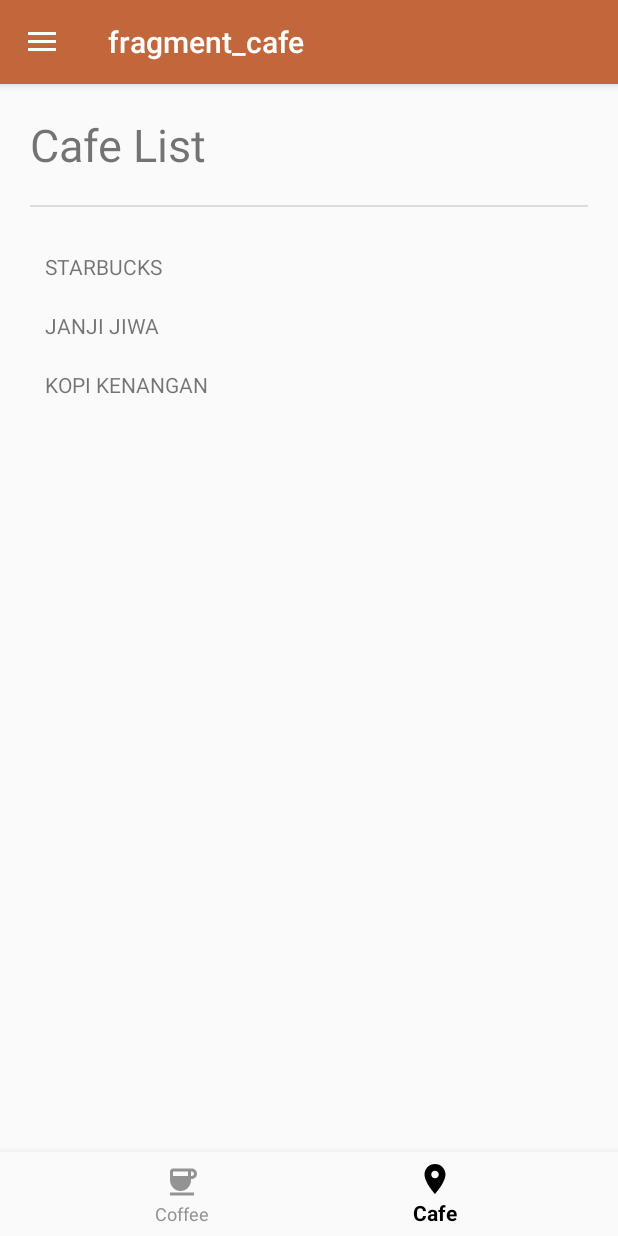
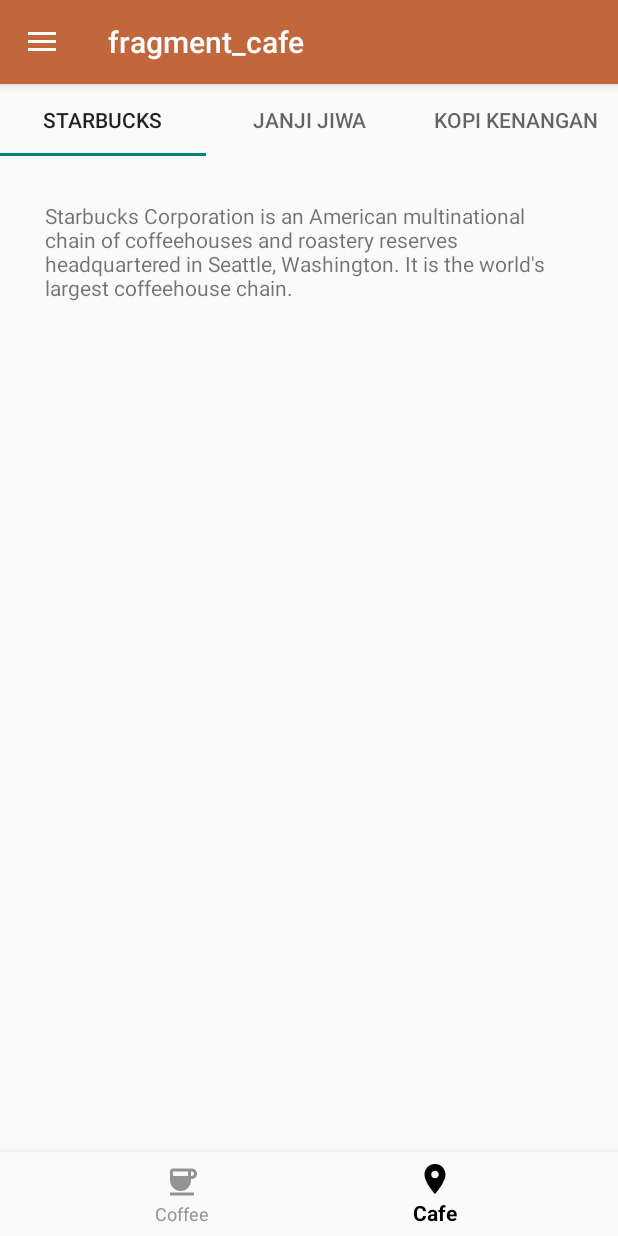
Before and after one commit to vinsenprv/LAB_WEEK_04, an Android app: the screen it shows after launch (MainActivity), item 2 of the bottom bar chosen, on a phone screen of 412 x 824 dp. Run offline under Robolectric (Android 15) with nearby library versions, the phone set to English and light mode, and no system bars; our stand-ins replace navigation-ui.

Commit message:
part 3 & assignment done

```diff
--- a/app/build.gradle.kts
+++ b/app/build.gradle.kts
@@ -48,4 +48,5 @@ dependencies {
     implementation(libs.androidx.navigation.fragment.ktx)
     implementation(libs.androidx.navigation.ui.ktx)
     implementation(libs.androidx.viewpager2)
+    implementation(libs.androidx.viewpager2.v100)
 }
--- a/app/src/main/AndroidManifest.xml
+++ b/app/src/main/AndroidManifest.xml
@@ -18,6 +18,7 @@
             android:theme="@style/Theme.NavigationDrawer.NoActionBar">
             <intent-filter>
                 <action android:name="android.intent.action.MAIN" />
+
                 <category android:name="android.intent.category.LAUNCHER" />
             </intent-filter>
         </activity>
--- /dev/null
+++ b/app/src/main/java/com/example/lab_week_04/CafeAdapter.kt
@@ -0,0 +1,33 @@
+package com.example.lab_week_04
+
+import android.content.ContentProvider
+import android.content.Context
+import androidx.core.content.ContentProviderCompat.requireContext
+import androidx.fragment.app.Fragment
+import androidx.fragment.app.FragmentManager
+import androidx.lifecycle.Lifecycle
+import androidx.viewpager2.adapter.FragmentStateAdapter
+import kotlinx.coroutines.withContext
+
+val TABS_FIXED = listOf(
+    R.string.starbucks_title,
+    R.string.janjijiwa_title,
+    R.string.kopikenangan_title,
+)
+
+val TABS_CONTENT_FIXED = listOf(
+    R.string.starbucks_desc,
+    R.string.janjijiwa_desc,
+    R.string.kopikenangan_desc,
+)
+
+class CafeAdapter(private val context: Context, fragmentManager: FragmentManager, lifecycle: Lifecycle) : FragmentStateAdapter(fragmentManager, lifecycle) {
+
+    override fun getItemCount(): Int {
+        return TABS_FIXED.size
+    }
+    override fun createFragment(position: Int): Fragment
+    {
+        return CafeDetailFragment.newInstance(context.getString(TABS_CONTENT_FIXED[position]))
+    }
+}
--- /dev/null
+++ b/app/src/main/java/com/example/lab_week_04/CafeDetailFragment.kt
@@ -0,0 +1,49 @@
+package com.example.lab_week_04
+
+import android.os.Bundle
+import androidx.fragment.app.Fragment
+import android.view.LayoutInflater
+import android.view.View
+import android.view.ViewGroup
+import android.widget.TextView
+
+// TODO: Rename parameter arguments, choose names that match
+// the fragment initialization parameters, e.g. ARG_ITEM_NUMBER
+private const val ARG_PARAM1 = "param1"
+private const val ARG_PARAM2 = "param2"
+private const val TAB_CONTENT = "TAB_CONTENT"
+
+/**
+ * A simple [Fragment] subclass.
+ * Use the [CafeDetailFragment.newInstance] factory method to
+ * create an instance of this fragment.
+ */
+class CafeDetailFragment : Fragment() {
+    private var content: String? = null
+    override fun onCreate(savedInstanceState: Bundle?) {
+        super.onCreate(savedInstanceState)
+        arguments?.let {
+            content = it.getString(TAB_CONTENT)
+        }
+    }
+    override fun onCreateView(
+        inflater: LayoutInflater, container: ViewGroup?,
+        savedInstanceState: Bundle?
+    ): View? {
+// Inflate the layout for this fragment
+        return inflater.inflate(R.layout.fragment_cafe_detail, container, false)
+    }
+    override fun onViewCreated(view: View, savedInstanceState: Bundle?) {
+        super.onViewCreated(view, savedInstanceState)
+        view.findViewById<TextView>(R.id.content_description)
+            ?.text = content
+    }
+    companion object {
+        fun newInstance(content: String) =
+            CafeDetailFragment().apply {
+                arguments = Bundle().apply {
+                    putString(TAB_CONTENT, content)
+                }
+            }
+    }
+}
--- a/app/src/main/java/com/example/lab_week_04/CafeFragment.kt
+++ b/app/src/main/java/com/example/lab_week_04/CafeFragment.kt
@@ -5,28 +5,14 @@ import androidx.fragment.app.Fragment
 import android.view.LayoutInflater
 import android.view.View
 import android.view.ViewGroup
+import androidx.viewpager2.widget.ViewPager2
+import com.google.android.material.tabs.TabLayout
+import com.google.android.material.tabs.TabLayoutMediator
 
-// TODO: Rename parameter arguments, choose names that match
-// the fragment initialization parameters, e.g. ARG_ITEM_NUMBER
-private const val ARG_PARAM1 = "param1"
-private const val ARG_PARAM2 = "param2"
-
-/**
- * A simple [Fragment] subclass.
- * Use the [CafeFragment.newInstance] factory method to
- * create an instance of this fragment.
- */
 class CafeFragment : Fragment() {
-    // TODO: Rename and change types of parameters
-    private var param1: String? = null
-    private var param2: String? = null
 
     override fun onCreate(savedInstanceState: Bundle?) {
         super.onCreate(savedInstanceState)
-        arguments?.let {
-            param1 = it.getString(ARG_PARAM1)
-            param2 = it.getString(ARG_PARAM2)
-        }
     }
 
     override fun onCreateView(
@@ -37,23 +23,14 @@ class CafeFragment : Fragment() {
         return inflater.inflate(R.layout.fragment_cafe, container, false)
     }
 
-    companion object {
-        /**
-         * Use this factory method to create a new instance of
-         * this fragment using the provided parameters.
-         *
-         * @param param1 Parameter 1.
-         * @param param2 Parameter 2.
-         * @return A new instance of fragment CafeFragment.
-         */
-        // TODO: Rename and change types and number of parameters
-        @JvmStatic
-        fun newInstance(param1: String, param2: String) =
-            CafeFragment().apply {
-                arguments = Bundle().apply {
-                    putString(ARG_PARAM1, param1)
-                    putString(ARG_PARAM2, param2)
-                }
-            }
+    override fun onViewCreated(view: View, savedInstanceState: Bundle?) {
+        super.onViewCreated(view, savedInstanceState)
+        val viewPager = view.findViewById<ViewPager2>(R.id.view_pager)
+        val tabLayout = view.findViewById<TabLayout>(R.id.tab_layout)
+        val adapter = CafeAdapter(requireContext(), childFragmentManager, lifecycle)
+        viewPager.adapter = adapter
+        TabLayoutMediator(tabLayout, viewPager) { tab, position ->
+            tab.text = resources.getString(TABS_FIXED[position])
+        }.attach()
     }
 }
--- a/app/src/main/res/layout/fragment_cafe.xml
+++ b/app/src/main/res/layout/fragment_cafe.xml
@@ -1,41 +1,19 @@
 <?xml version="1.0" encoding="utf-8"?>
-<ScrollView xmlns:android="http://schemas.android.com/apk/res/android"
-    xmlns:tools="http://schemas.android.com/tools"
+<androidx.constraintlayout.widget.ConstraintLayout
+    xmlns:android="http://schemas.android.com/apk/res/android"
+    xmlns:app="http://schemas.android.com/apk/res-auto"
     android:layout_width="match_parent"
     android:layout_height="match_parent"
-    tools:context=".CafeFragment"
-    android:padding="20dp">
-    <LinearLayout
+    android:orientation="vertical">
+    <com.google.android.material.tabs.TabLayout
+        app:layout_constraintTop_toTopOf="parent"
+        android:id="@+id/tab_layout"
         android:layout_width="match_parent"
         android:layout_height="wrap_content"
-        android:orientation="vertical">
-        <TextView
-            android:layout_width="match_parent"
-            android:layout_height="wrap_content"
-            android:textSize="30sp"
-            android:text="@string/cafe_list"/>
-        <View
-            android:layout_width="match_parent"
-            android:layout_height="1dp"
-            android:layout_marginVertical="20dp"
-            android:background="?android:attr/dividerVertical" />
-        <TextView
-            android:id="@+id/affogato"
-            android:layout_width="match_parent"
-            android:layout_height="wrap_content"
-            android:padding="10dp"
-            android:text="@string/starbucks_title"/>
-        <TextView
-            android:id="@+id/americano"
-            android:layout_width="match_parent"
-            android:layout_height="wrap_content"
-            android:padding="10dp"
-            android:text="@string/janjijiwa_title"/>
-        <TextView
-            android:id="@+id/latte"
-            android:layout_width="match_parent"
-            android:layout_height="wrap_content"
-            android:padding="10dp"
-            android:text="@string/kopikenangan_title"/>
-    </LinearLayout>
-</ScrollView>
+        app:tabMode="fixed"/>
+    <androidx.viewpager2.widget.ViewPager2
+        app:layout_constraintTop_toBottomOf="@id/tab_layout"
+        android:id="@+id/view_pager"
+        android:layout_width="match_parent"
+        android:layout_height="wrap_content"/>
+</androidx.constraintlayout.widget.ConstraintLayout>
--- /dev/null
+++ b/app/src/main/res/layout/fragment_cafe_detail.xml
@@ -0,0 +1,14 @@
+<?xml version="1.0" encoding="utf-8"?>
+<FrameLayout
+    xmlns:android="http://schemas.android.com/apk/res/android"
+    xmlns:tools="http://schemas.android.com/tools"
+    android:layout_width="match_parent"
+    android:layout_height="match_parent"
+    tools:context=".CafeDetailFragment"
+    android:padding="30dp">
+    <TextView
+        android:id="@+id/content_description"
+        android:layout_width="match_parent"
+        android:layout_height="match_parent"
+        android:text="" />
+</FrameLayout>
--- a/app/src/main/res/navigation/nav_graph.xml
+++ b/app/src/main/res/navigation/nav_graph.xml
@@ -4,7 +4,6 @@
     xmlns:tools="http://schemas.android.com/tools"
     android:id="@+id/nav_graph.xml"
     app:startDestination="@id/listFragment">
-
     <fragment
         android:id="@+id/listFragment"
         android:name="com.example.lab_week_04.ListFragment"
@@ -15,15 +14,15 @@
             app:destination="@id/detailFragment" />
     </fragment>
     <fragment
+        android:id="@+id/detailFragment"
+        android:name="com.example.lab_week_04.DetailFragment"
+        android:label="fragment_detail"
+        tools:layout="@layout/fragment_detail" />
+    <fragment
         android:id="@+id/favoritesFragment"
         android:name="com.example.lab_week_04.FavoritesFragment"
         android:label="fragment_favorites"
         tools:layout="@layout/fragment_favorites" />
-    <fragment
-        android:id="@+id/detailFragment"
-        android:name="com.example.lab_week_04.DetailFragment"
-        android:label="fragment_detail"
-        tools:layout="@layout/fragment_detail" />
     <fragment
         android:id="@+id/cafeFragment"
         android:name="com.example.lab_week_04.CafeFragment"
--- a/app/src/main/res/values/strings.xml
+++ b/app/src/main/res/values/strings.xml
@@ -21,9 +21,21 @@ latte glass or a coffee cup. Flavoured syrup can be added.</string>
     <string name="cafe_list">Cafe List</string>
     <string name="bottom_menu_coffee">Coffee</string>
     <string name="bottom_menu_cafe">Cafe</string>
-    <string name="starbucks_title">STARBUCKS</string>
-    <string name="janjijiwa_title">JANJI JIWA</string>
-    <string name="kopikenangan_title">KOPI KENANGAN</string>
     <!-- TODO: Remove or change this placeholder text -->
     <string name="hello_blank_fragment">Hello blank fragment</string>
+    <string name="starbucks_title">STARBUCKS</string>
+    <string name="starbucks_desc">Starbucks Corporation is an American
+multinational chain of coffeehouses and roastery reserves headquartered in
+Seattle, Washington. It is the world\'s largest coffeehouse
+chain.</string>
+    <string name="janjijiwa_title">JANJI JIWA</string>
+    <string name="janjijiwa_desc">It is undeniable that Janji Jiwa outlets have
+spread to various corners. Janji Jiwa is a local coffee brand that is popular among
+students, students, workers and even families. Carrying the jargon "coffee from the
+heart", Janji Jiwa is committed to serving coffee with a classic taste for coffee
+lovers.</string>
+    <string name="kopikenangan_title">KOPI KENANGAN</string>
+    <string name="kopikenangan_desc">At Kopi Kenangan, their dream is to serve high
+quality coffee, made with the freshest local ingredients to customers across
+Indonesia - and the rest of the world</string>
 </resources>
--- a/app/src/main/res/values/themes.xml
+++ b/app/src/main/res/values/themes.xml
@@ -2,11 +2,10 @@
     <!-- Base application theme. -->
     <style name="Base.Theme.LAB_WEEK_04" parent="Theme.Material3.DayNight.NoActionBar">
         <!-- Customize your light theme here. -->
-        <!-- <item name="colorPrimary">@color/my_light_primary</item> -->
+        <item name="colorPrimary">@color/light_brown</item>
     </style>
 
-    <style name="Theme.NavigationDrawer.NoActionBar"
-        parent="Theme.AppCompat.Light.NoActionBar">
+    <style name="Theme.NavigationDrawer.NoActionBar" parent="Theme.AppCompat.Light.NoActionBar">
         <item name="windowActionBar">false</item>
         <item name="windowNoTitle">true</item>
     </style>
@@ -14,5 +13,6 @@
         parent="ThemeOverlay.AppCompat.Dark.ActionBar" />
     <style name="Theme.NavigationDrawer.PopupOverlay"
         parent="ThemeOverlay.AppCompat.Light" />
+
     <style name="Theme.LAB_WEEK_04" parent="Base.Theme.LAB_WEEK_04" />
 </resources>
--- a/gradle/libs.versions.toml
+++ b/gradle/libs.versions.toml
@@ -16,6 +16,7 @@ navigationUiKtx = "2.8.1"
 testExt = "junit"
 viewpager2 = "1.1.0"
 junitKtx = "1.2.1"
+viewpager2Version = "1.0.0"
 
 [libraries]
 androidx-core-ktx = { group = "androidx.core", name = "core-ktx", version.ref = "coreKtx" }
@@ -23,6 +24,7 @@ androidx-core-ktx-v190 = { module = "androidx.core:core-ktx", version.ref = "cor
 androidx-navigation-fragment-ktx = { module = "androidx.navigation:navigation-fragment-ktx", version.ref = "navigationUiKtx" }
 androidx-navigation-ui-ktx = { module = "androidx.navigation:navigation-ui-ktx", version.ref = "navigationUiKtx" }
 androidx-viewpager2 = { module = "androidx.viewpager2:viewpager2", version.ref = "viewpager2" }
+androidx-viewpager2-v100 = { module = "androidx.viewpager2:viewpager2", version.ref = "viewpager2Version" }
 appcompat = { module = "androidx.appcompat:appcompat", version.ref = "appcompatVersion" }
 junit = { group = "junit", name = "junit", version.ref = "junit" }
 androidx-junit = { group = "androidx.test.ext", name = "junit", version.ref = "junitVersion" }
```
Also changed, not shown: app/src/main/java/com/example/lab_week_04/MainActivity.kt (+18 -9 lines), 1 other file.
